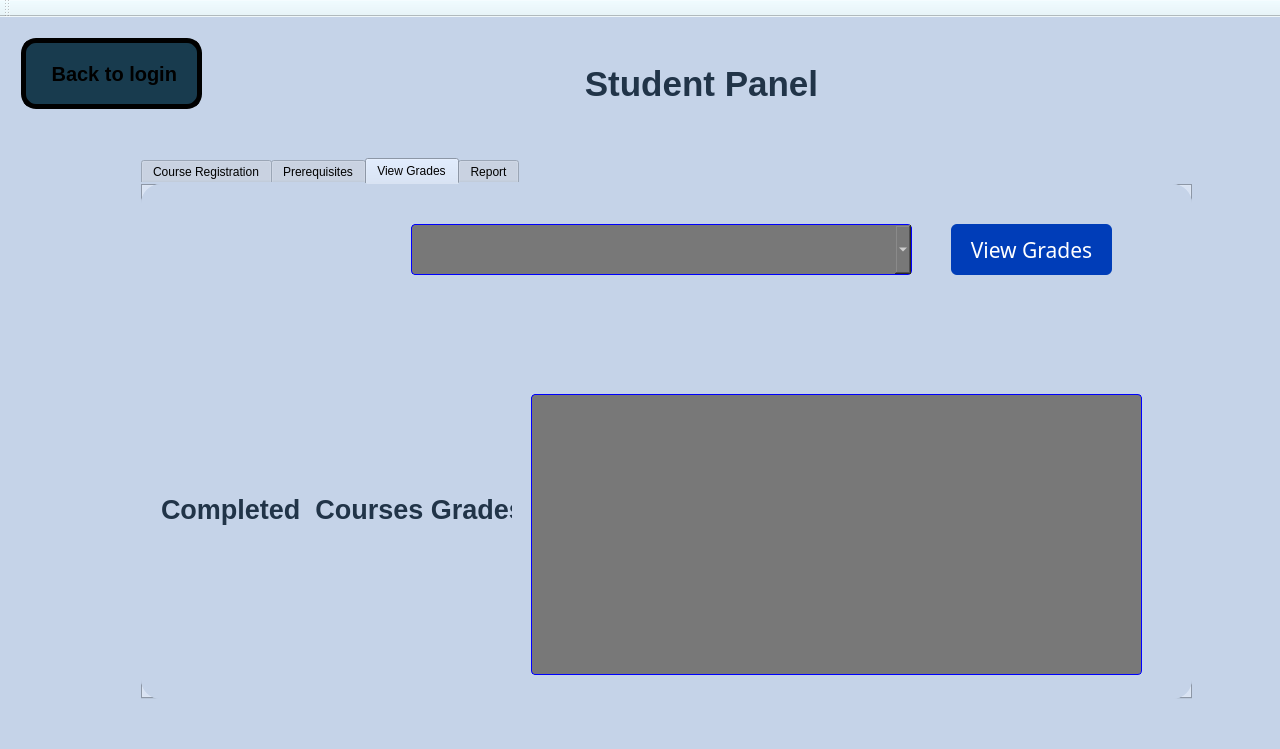
The window that Coursify.ui (Ahmed-ElGoharyy/Coursifyy) describes before a commit, drawn with Qt 5.
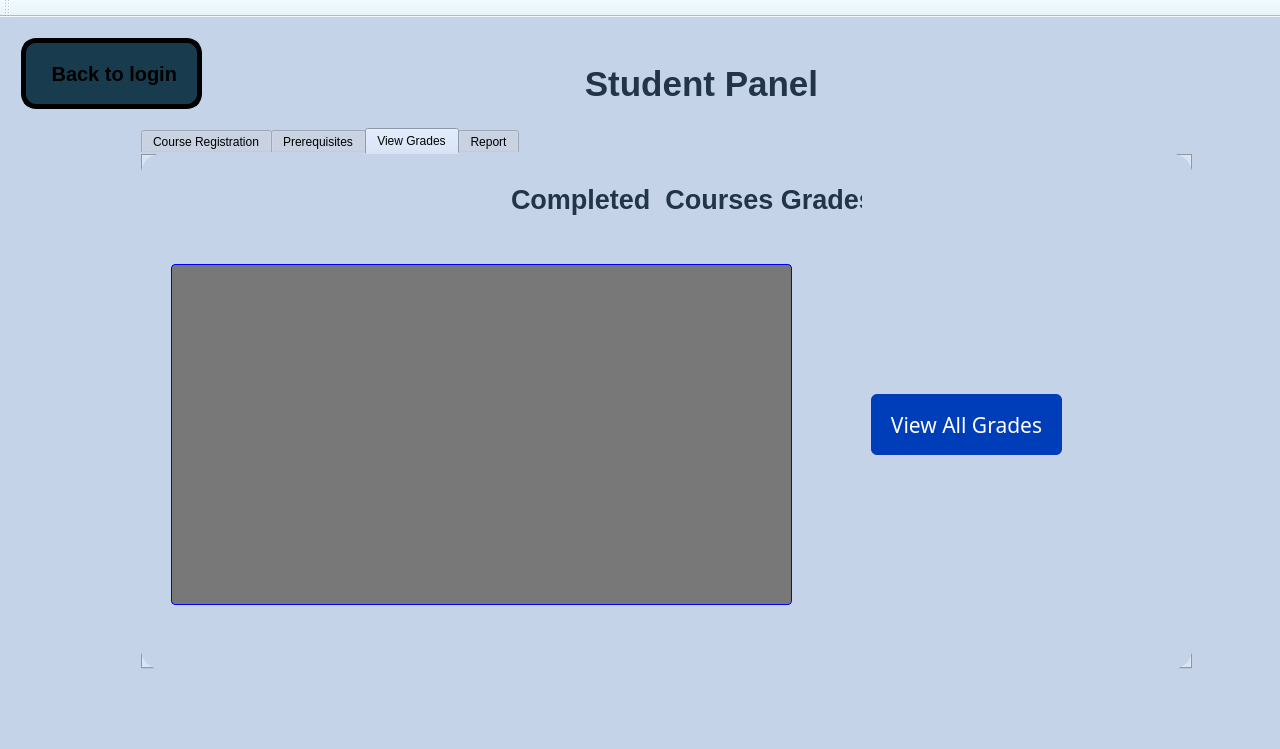
The same window after the commit. The open tabs and pages were chosen to show the change. Icons and pictures are not drawn.

Commit message: student panel finshed

```diff
--- a/Coursify.ui
+++ b/Coursify.ui
@@ -4067,7 +4067,7 @@
         <property name="geometry">
          <rect>
           <x>130</x>
-          <y>130</y>
+          <y>100</y>
           <width>1051</width>
           <height>541</height>
          </rect>
@@ -4547,8 +4547,8 @@
          <widget class="QLabel" name="label_21">
           <property name="geometry">
            <rect>
-            <x>20</x>
-            <y>300</y>
+            <x>370</x>
+            <y>20</y>
             <width>351</width>
             <height>51</height>
            </rect>
@@ -4572,10 +4572,10 @@
          <widget class="QPushButton" name="pushButton_3">
           <property name="geometry">
            <rect>
-            <x>810</x>
-            <y>40</y>
-            <width>161</width>
-            <height>51</height>
+            <x>730</x>
+            <y>240</y>
+            <width>191</width>
+            <height>61</height>
            </rect>
           </property>
           <property name="font">
@@ -4593,16 +4593,16 @@
 font: 16pt bold &quot;Segoe UI&quot;;</string>
           </property>
           <property name="text">
-           <string>View Grades</string>
+           <string>View All Grades</string>
           </property>
          </widget>
-         <widget class="QTableWidget" name="tableWidget">
+         <widget class="QListWidget" name="listWidget_g">
           <property name="geometry">
            <rect>
-            <x>390</x>
-            <y>210</y>
-            <width>611</width>
-            <height>281</height>
+            <x>30</x>
+            <y>110</y>
+            <width>621</width>
+            <height>341</height>
            </rect>
           </property>
           <property name="styleSheet">
@@ -4616,24 +4616,6 @@
 </string>
           </property>
          </widget>
-         <widget class="QComboBox" name="comboBox_grade">
-          <property name="geometry">
-           <rect>
-            <x>270</x>
-            <y>40</y>
-            <width>501</width>
-            <height>51</height>
-           </rect>
-          </property>
-          <property name="styleSheet">
-           <string notr="true">background-color: rgb(120, 120, 120);
-
-   color:white;
-    border: 1px solid Blue;
-    border-radius: 4px;
-    padding: 4px;</string>
-          </property>
-         </widget>
         </widget>
         <widget class="QWidget" name="tab_8">
          <attribute name="title">
```
Left out of the diff: 12 changed lines with no effect on the pictures. The commit also changes 6 other files.
